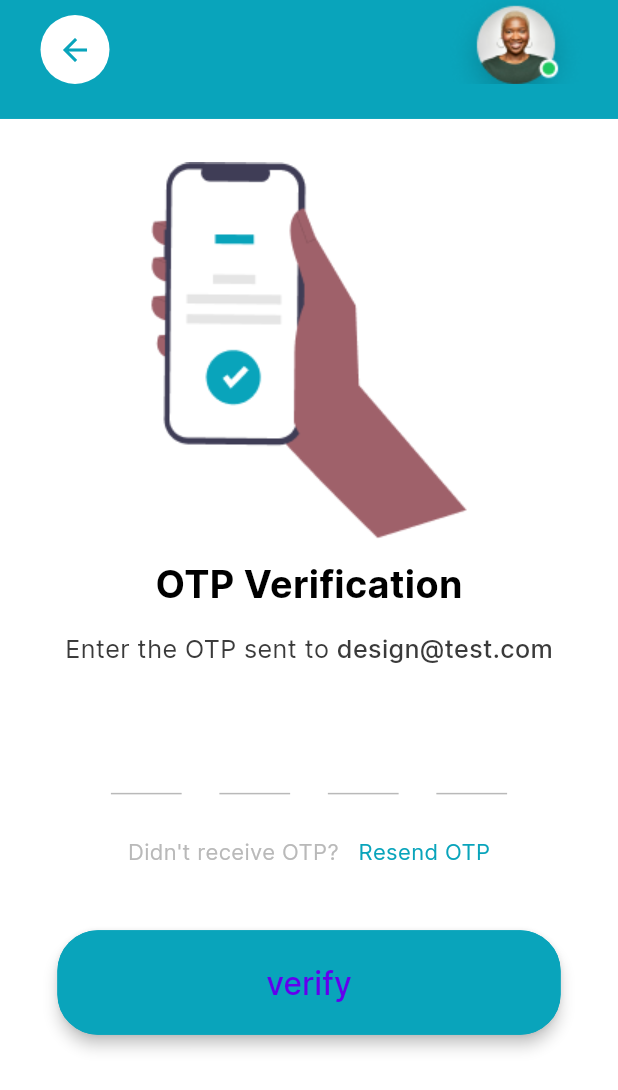
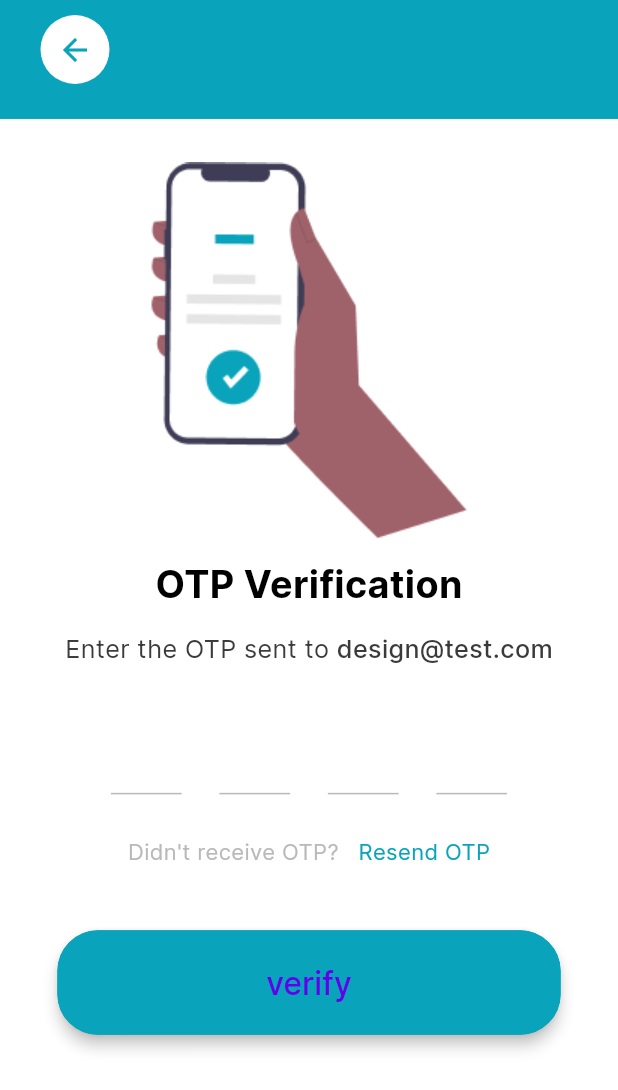
Before and after one commit to logicberry/counsellor_booking_app, a Flutter app: the OtpScreen screen opened by its route, on a phone screen of 412 x 824 dp. Shown: the top 1090 px of the screen. Run offline on Flutter 3.47's test engine with Material 3 defaults, Android fonts, the light colour scheme and no system bars; drawn by our look-alikes of pinput; our stand-ins replace device_preview, flutter_screenutil, page_transition.

Commit message:
setup app navigations & routes

```diff
--- a/lib/common/appbar.dart
+++ b/lib/common/appbar.dart
@@ -5,7 +5,7 @@ import '../core/core.dart';
 
 class CLAppBar extends StatelessWidget implements PreferredSizeWidget {
   final String? title;
-  final bool implyLeading, action;
+  final bool implyLeading, action, titleYes;
   final VoidCallback? ontap;
   final IconData icon;
   const CLAppBar({
@@ -14,7 +14,7 @@ class CLAppBar extends StatelessWidget implements PreferredSizeWidget {
     this.action = false,
     this.implyLeading = false,
     this.ontap,
-    this.icon = Icons.arrow_back,
+    this.icon = Icons.arrow_back, required this.titleYes,
   }) : super(key: key);
 
   @override
@@ -26,7 +26,8 @@ class CLAppBar extends StatelessWidget implements PreferredSizeWidget {
         elevation: 0,
         leadingWidth: 100,
         backgroundColor: AppColors.primaryColor,
-        title: Row(
+        title: titleYes
+            ? Row(
                 mainAxisAlignment: MainAxisAlignment.spaceBetween,
                 children: [
                   const Text(''),
@@ -35,7 +36,8 @@ class CLAppBar extends StatelessWidget implements PreferredSizeWidget {
                     child: Image.asset(AssetPath.profile),
                   ),
                 ],
-        ),
+              )
+            : const Text(''),
         titleSpacing: 20,
         leading: implyLeading
             ? Container(
--- a/lib/features/authentication/screens/otp_screen.dart
+++ b/lib/features/authentication/screens/otp_screen.dart
@@ -1,5 +1,6 @@
 import 'package:counsellor/common/appbar.dart';
 import 'package:counsellor/common/button.dart';
+import 'package:counsellor/features/authentication/screens/form_details.dart';
 import 'package:flutter/material.dart';
 import 'package:flutter_screenutil/flutter_screenutil.dart';
 import 'package:pinput/pinput.dart';
@@ -37,9 +38,10 @@ class OtpScreen extends StatelessWidget {
           ),
         ));
     return Scaffold(
-        appBar: const CLAppBar(
-          title: '',
+        appBar: CLAppBar(
+          titleYes: false,
           implyLeading: true,
+          ontap: () => Navigator.pop(context),
         ),
         body: SingleChildScrollView(
           child: Column(
@@ -88,7 +90,8 @@ class OtpScreen extends StatelessWidget {
               Space.height(43),
               CLButtton(
                 color: AppColors.primaryColor,
-                onTap: () {},
+                onTap: () => Navigator.pushNamed(
+                    context, PatientProfileScreen.routeName),
                 borderColor: AppColors.primaryColor,
                 child: AppTheme.clText('verify', context, size: 20),
               )
--- a/lib/features/authentication/screens/splash_screen.dart
+++ b/lib/features/authentication/screens/splash_screen.dart
@@ -1,4 +1,4 @@
-import 'package:counsellor/features/authentication/screens/screens.dart';
+import 'package:counsellor/features/authentication/screens/welcome.dart';
 import 'package:flutter/material.dart';
 import 'package:flutter_screenutil/flutter_screenutil.dart';
 
@@ -22,7 +22,7 @@ class _SplashScreenState extends State<SplashScreen> {
   void navigate() async {
     Future.delayed(const Duration(seconds: 5), () {
       Navigator.pushNamedAndRemoveUntil(
-          context, SignUpScreen.routeName, (route) => false);
+          context, WelcomeScreen.routeName, (route) => false);
     });
   }
 
--- a/lib/features/authentication/widgets/auth_button.dart
+++ b/lib/features/authentication/widgets/auth_button.dart
@@ -7,19 +7,20 @@ import '../../../core/core.dart';
 class AuthButton extends StatelessWidget {
   final String text;
   final Color color, textColor, arrowColor;
+  final void Function() ontap;
   const AuthButton(
       {super.key,
       required this.text,
       required this.color,
       this.textColor = AppColors.white,
-      this.arrowColor = AppColors.white});
+      this.arrowColor = AppColors.white, required this.ontap});
 
   @override
   Widget build(BuildContext context) {
     return CLButtton(
         borderColor: AppColors.primaryColor,
         color: color,
-        onTap: () {},
+        onTap: ontap,
         child:
             Row(mainAxisAlignment: MainAxisAlignment.spaceBetween, children: [
           AppTheme.clText(text, context, size: 20.h, textColor: textColor),
--- a/lib/features/home/screens/homepage.dart
+++ b/lib/features/home/screens/homepage.dart
@@ -42,6 +42,7 @@ class _HomePageState extends State<HomePage> {
     return Scaffold(
       key: _scaffoldKey,
       appBar: CLAppBar(
+          titleYes: true,
           title: '',
           implyLeading: true,
           icon: Icons.menu,
@@ -117,7 +118,7 @@ class _HomePageState extends State<HomePage> {
                                   radius: 27.r,
                                   backgroundColor: backgroundColors[index],
                                   child: Image.asset(icons[index])),
-                              Space.height(10),
+                              Space.height(8),
                               AppTheme.clText(texts[index], context,
                                   size: 11, fontWeight: FontWeight.w500),
                             ],
--- a/lib/router.dart
+++ b/lib/router.dart
@@ -13,7 +13,7 @@ Route<dynamic> generateRoute(RouteSettings routeSettings) {
       return PageTransition(
         settings: routeSettings,
         child: const SplashScreen(),
-        type: PageTransitionType.rotate,
+        type: PageTransitionType.rightToLeftWithFade,
         duration: const Duration(seconds: 1),
         alignment: Alignment.bottomCenter,
       );
@@ -21,15 +21,15 @@ Route<dynamic> generateRoute(RouteSettings routeSettings) {
       return PageTransition(
         settings: routeSettings,
         child: const WelcomeScreen(),
-        type: PageTransitionType.rotate,
+        type: PageTransitionType.bottomToTop,
         duration: const Duration(seconds: 1),
         alignment: Alignment.bottomCenter,
       );
-      case SignInScreen.routeName:
+    case SignInScreen.routeName:
       return PageTransition(
         settings: routeSettings,
         child: const SignInScreen(),
-        type: PageTransitionType.rotate,
+        type: PageTransitionType.fade,
         duration: const Duration(seconds: 1),
         alignment: Alignment.bottomCenter,
       );
@@ -37,7 +37,7 @@ Route<dynamic> generateRoute(RouteSettings routeSettings) {
       return PageTransition(
         settings: routeSettings,
         child: const SignUpScreen(),
-        type: PageTransitionType.rotate,
+        type: PageTransitionType.bottomToTop,
         duration: const Duration(seconds: 1),
         alignment: Alignment.bottomCenter,
       );
@@ -45,15 +45,15 @@ Route<dynamic> generateRoute(RouteSettings routeSettings) {
       return PageTransition(
         settings: routeSettings,
         child: const OtpScreen(),
-        type: PageTransitionType.rotate,
+        type: PageTransitionType.fade,
         duration: const Duration(seconds: 1),
         alignment: Alignment.bottomCenter,
       );
-      case PatientProfileScreen.routeName:
+    case PatientProfileScreen.routeName:
       return PageTransition(
         settings: routeSettings,
         child: const PatientProfileScreen(),
-        type: PageTransitionType.rotate,
+        type: PageTransitionType.bottomToTop,
         duration: const Duration(seconds: 1),
         alignment: Alignment.bottomCenter,
       );
@@ -61,7 +61,7 @@ Route<dynamic> generateRoute(RouteSettings routeSettings) {
       return PageTransition(
         settings: routeSettings,
         child: const HomePage(),
-        type: PageTransitionType.rotate,
+        type: PageTransitionType.fade,
         duration: const Duration(seconds: 1),
         alignment: Alignment.bottomCenter,
       );
```
Also changed, not shown: lib/features/authentication/screens/form_details.dart (+6 -4 lines), lib/features/authentication/screens/signin_screen.dart (+8 -1 lines), lib/features/authentication/screens/signup_screen.dart (+6 -2 lines), lib/features/authentication/screens/welcome.dart (+6 -3 lines), lib/features/home/screens/counsellors.dart (+4 -5 lines), lib/main.dart (+11 -12 lines). Lines whose indentation alone changed are shown as unchanged.
